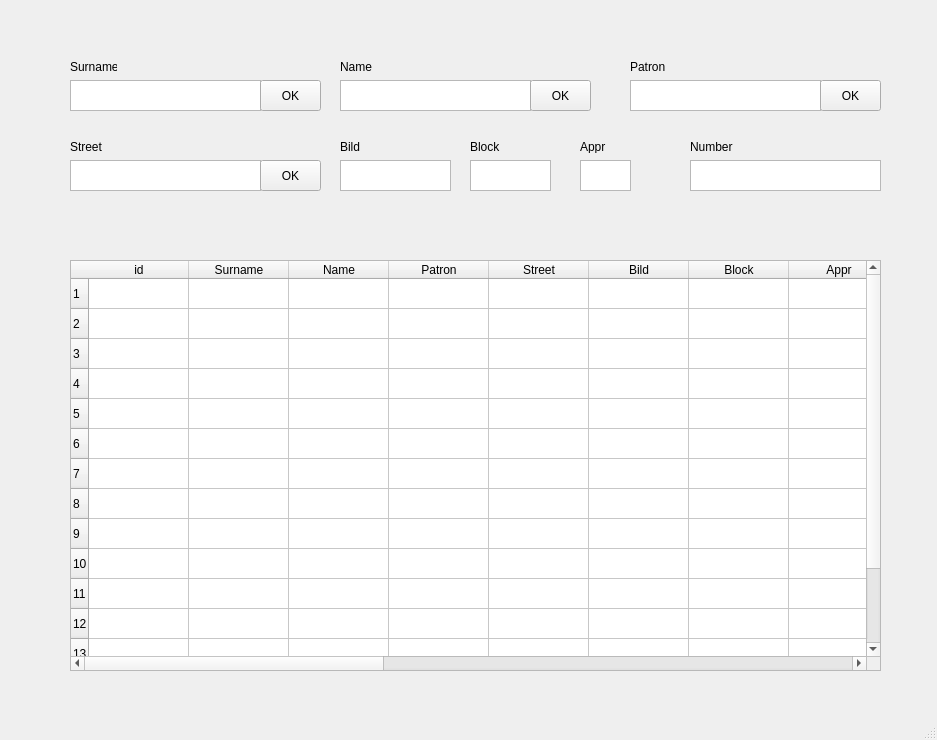
Old version of the form model.ui in the repository GanjelaMJ98/learnSQL.
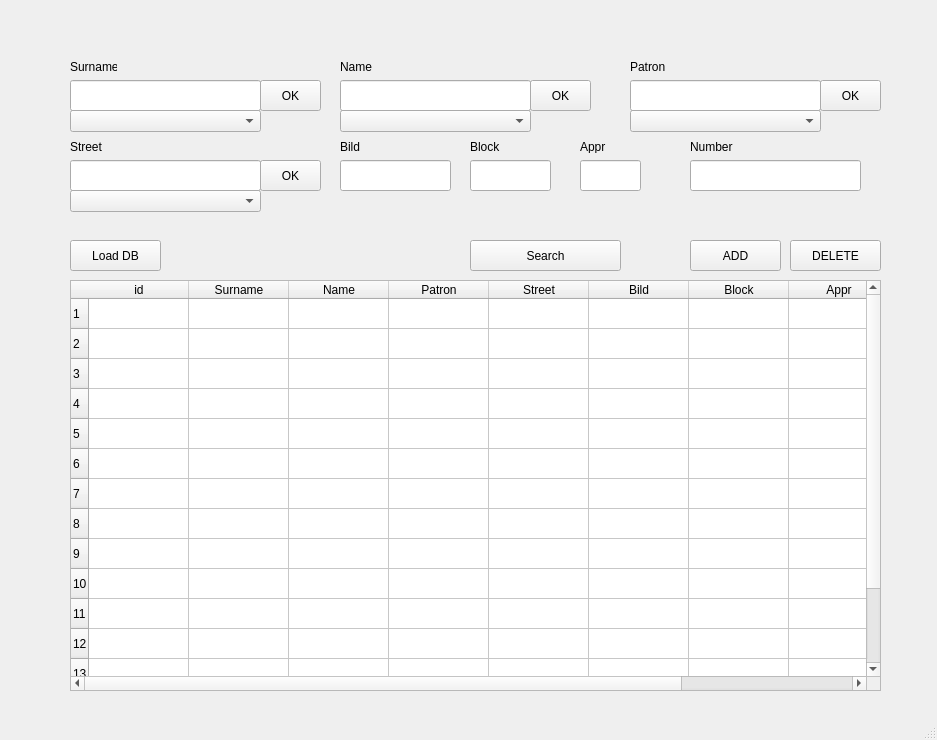
New version of the form.

```diff
--- a/model.ui
+++ b/model.ui
@@ -14,16 +14,6 @@
    <string>MainWindow</string>
   </property>
   <widget class="QWidget" name="centralwidget">
-   <widget class="QTextBrowser" name="Surname_t">
-    <property name="geometry">
-     <rect>
-      <x>70</x>
-      <y>80</y>
-      <width>191</width>
-      <height>31</height>
-     </rect>
-    </property>
-   </widget>
    <widget class="QPushButton" name="Sur_ok">
     <property name="geometry">
      <rect>
@@ -37,16 +27,6 @@
      <string>OK</string>
     </property>
    </widget>
-   <widget class="QTextBrowser" name="Name_t">
-    <property name="geometry">
-     <rect>
-      <x>340</x>
-      <y>80</y>
-      <width>191</width>
-      <height>31</height>
-     </rect>
-    </property>
-   </widget>
    <widget class="QPushButton" name="Name_ok">
     <property name="geometry">
      <rect>
@@ -60,16 +40,6 @@
      <string>OK</string>
     </property>
    </widget>
-   <widget class="QTextBrowser" name="Patron_t">
-    <property name="geometry">
-     <rect>
-      <x>630</x>
-      <y>80</y>
-      <width>191</width>
-      <height>31</height>
-     </rect>
-    </property>
-   </widget>
    <widget class="QPushButton" name="Patron_ok">
     <property name="geometry">
      <rect>
@@ -83,16 +53,6 @@
      <string>OK</string>
     </property>
    </widget>
-   <widget class="QTextBrowser" name="Street_t">
-    <property name="geometry">
-     <rect>
-      <x>70</x>
-      <y>160</y>
-      <width>191</width>
-      <height>31</height>
-     </rect>
-    </property>
-   </widget>
    <widget class="QPushButton" name="Street_ok">
     <property name="geometry">
      <rect>
@@ -106,46 +66,6 @@
      <string>OK</string>
     </property>
    </widget>
-   <widget class="QTextBrowser" name="textBrowser_5">
-    <property name="geometry">
-     <rect>
-      <x>340</x>
-      <y>160</y>
-      <width>111</width>
-      <height>31</height>
-     </rect>
-    </property>
-   </widget>
-   <widget class="QTextBrowser" name="textBrowser_6">
-    <property name="geometry">
-     <rect>
-      <x>690</x>
-      <y>160</y>
-      <width>191</width>
-      <height>31</height>
-     </rect>
-    </property>
-   </widget>
-   <widget class="QTextBrowser" name="textBrowser_7">
-    <property name="geometry">
-     <rect>
-      <x>470</x>
-      <y>160</y>
-      <width>81</width>
-      <height>31</height>
-     </rect>
-    </property>
-   </widget>
-   <widget class="QTextBrowser" name="textBrowser_8">
-    <property name="geometry">
-     <rect>
-      <x>580</x>
-      <y>160</y>
-      <width>51</width>
-      <height>31</height>
-     </rect>
-    </property>
-   </widget>
    <widget class="QLabel" name="Surname_l">
     <property name="geometry">
      <rect>
@@ -202,7 +122,7 @@
     <property name="geometry">
      <rect>
       <x>70</x>
-      <y>260</y>
+      <y>280</y>
       <width>811</width>
       <height>411</height>
      </rect>
@@ -211,7 +131,7 @@
      <number>15</number>
     </property>
     <property name="columnCount">
-     <number>18</number>
+     <number>9</number>
     </property>
     <row/>
     <row/>
@@ -273,15 +193,6 @@
       <string>Numper</string>
      </property>
     </column>
-    <column/>
-    <column/>
-    <column/>
-    <column/>
-    <column/>
-    <column/>
-    <column/>
-    <column/>
-    <column/>
    </widget>
    <widget class="QLabel" name="Bild_l">
     <property name="geometry">
@@ -335,6 +246,178 @@
      <string>Number</string>
     </property>
    </widget>
+   <widget class="QComboBox" name="comboSurname">
+    <property name="geometry">
+     <rect>
+      <x>70</x>
+      <y>110</y>
+      <width>191</width>
+      <height>22</height>
+     </rect>
+    </property>
+   </widget>
+   <widget class="QComboBox" name="comboName">
+    <property name="geometry">
+     <rect>
+      <x>340</x>
+      <y>110</y>
+      <width>191</width>
+      <height>22</height>
+     </rect>
+    </property>
+   </widget>
+   <widget class="QComboBox" name="comboPatron">
+    <property name="geometry">
+     <rect>
+      <x>630</x>
+      <y>110</y>
+      <width>191</width>
+      <height>22</height>
+     </rect>
+    </property>
+   </widget>
+   <widget class="QComboBox" name="comboStreet">
+    <property name="geometry">
+     <rect>
+      <x>70</x>
+      <y>190</y>
+      <width>191</width>
+      <height>22</height>
+     </rect>
+    </property>
+   </widget>
+   <widget class="QLineEdit" name="Surname_t">
+    <property name="geometry">
+     <rect>
+      <x>70</x>
+      <y>80</y>
+      <width>191</width>
+      <height>31</height>
+     </rect>
+    </property>
+   </widget>
+   <widget class="QLineEdit" name="Name_t">
+    <property name="geometry">
+     <rect>
+      <x>340</x>
+      <y>80</y>
+      <width>191</width>
+      <height>31</height>
+     </rect>
+    </property>
+   </widget>
+   <widget class="QLineEdit" name="Patron_t">
+    <property name="geometry">
+     <rect>
+      <x>630</x>
+      <y>80</y>
+      <width>191</width>
+      <height>31</height>
+     </rect>
+    </property>
+   </widget>
+   <widget class="QLineEdit" name="Street_t">
+    <property name="geometry">
+     <rect>
+      <x>70</x>
+      <y>160</y>
+      <width>191</width>
+      <height>31</height>
+     </rect>
+    </property>
+   </widget>
+   <widget class="QLineEdit" name="Bild_t">
+    <property name="geometry">
+     <rect>
+      <x>340</x>
+      <y>160</y>
+      <width>111</width>
+      <height>31</height>
+     </rect>
+    </property>
+   </widget>
+   <widget class="QLineEdit" name="Block_t">
+    <property name="geometry">
+     <rect>
+      <x>470</x>
+      <y>160</y>
+      <width>81</width>
+      <height>31</height>
+     </rect>
+    </property>
+   </widget>
+   <widget class="QLineEdit" name="Appr_t">
+    <property name="geometry">
+     <rect>
+      <x>580</x>
+      <y>160</y>
+      <width>61</width>
+      <height>31</height>
+     </rect>
+    </property>
+   </widget>
+   <widget class="QLineEdit" name="Surname_t_5">
+    <property name="geometry">
+     <rect>
+      <x>690</x>
+      <y>160</y>
+      <width>171</width>
+      <height>31</height>
+     </rect>
+    </property>
+   </widget>
+   <widget class="QPushButton" name="pushButton">
+    <property name="geometry">
+     <rect>
+      <x>70</x>
+      <y>240</y>
+      <width>91</width>
+      <height>31</height>
+     </rect>
+    </property>
+    <property name="text">
+     <string>Load DB</string>
+    </property>
+   </widget>
+   <widget class="QPushButton" name="pushButton_2">
+    <property name="geometry">
+     <rect>
+      <x>470</x>
+      <y>240</y>
+      <width>151</width>
+      <height>31</height>
+     </rect>
+    </property>
+    <property name="text">
+     <string>Search</string>
+    </property>
+   </widget>
+   <widget class="QPushButton" name="pushButton_3">
+    <property name="geometry">
+     <rect>
+      <x>690</x>
+      <y>240</y>
+      <width>91</width>
+      <height>31</height>
+     </rect>
+    </property>
+    <property name="text">
+     <string>ADD</string>
+    </property>
+   </widget>
+   <widget class="QPushButton" name="pushButton_4">
+    <property name="geometry">
+     <rect>
+      <x>790</x>
+      <y>240</y>
+      <width>91</width>
+      <height>31</height>
+     </rect>
+    </property>
+    <property name="text">
+     <string>DELETE</string>
+    </property>
+   </widget>
   </widget>
   <widget class="QStatusBar" name="statusbar"/>
  </widget>
```
